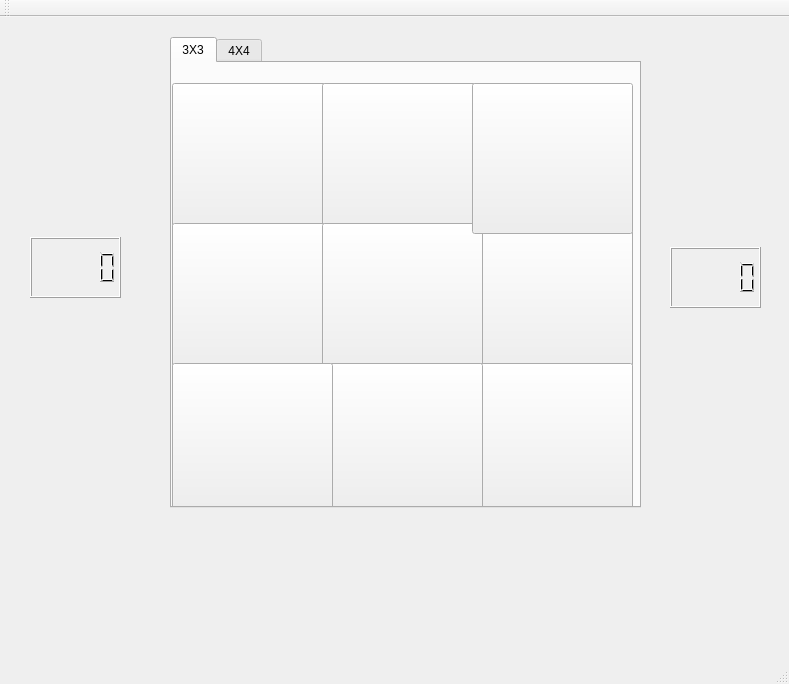
First picture: the form in TicTacToe/tictactoe.ui, repository ukmerry/PI0C-Final-Project, before the edit.
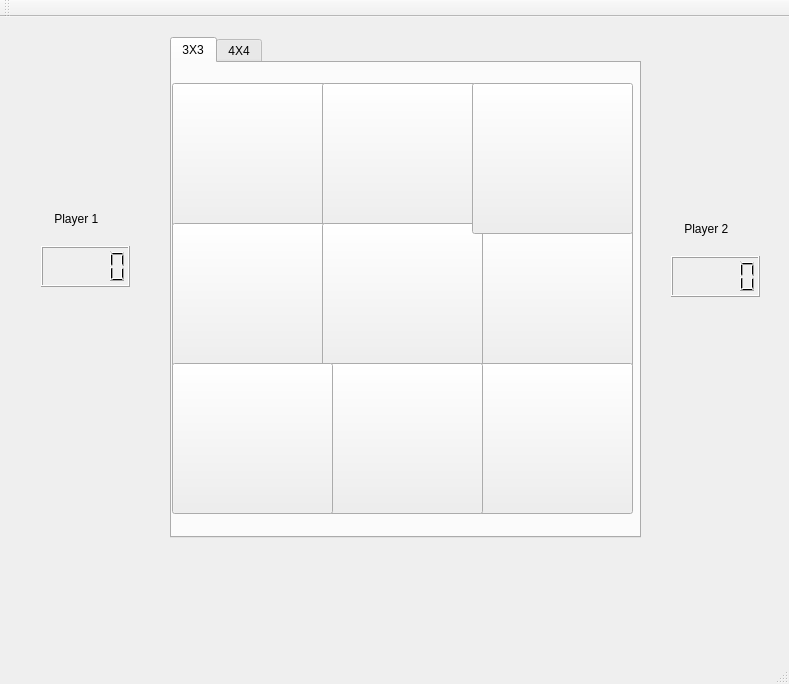
Second picture: the form after the edit.

```diff
--- a/TicTacToe/tictactoe.ui
+++ b/TicTacToe/tictactoe.ui
@@ -20,7 +20,7 @@
       <x>170</x>
       <y>20</y>
       <width>471</width>
-      <height>471</height>
+      <height>501</height>
      </rect>
     </property>
     <property name="currentIndex">
@@ -154,31 +154,11 @@
      </attribute>
     </widget>
    </widget>
-   <widget class="QLCDNumber" name="lcdNumber">
-    <property name="geometry">
-     <rect>
-      <x>30</x>
-      <y>220</y>
-      <width>91</width>
-      <height>61</height>
-     </rect>
-    </property>
-   </widget>
-   <widget class="QLCDNumber" name="lcdNumber_2">
-    <property name="geometry">
-     <rect>
-      <x>670</x>
-      <y>230</y>
-      <width>91</width>
-      <height>61</height>
-     </rect>
-    </property>
-   </widget>
    <widget class="QLabel" name="label">
     <property name="geometry">
      <rect>
       <x>260</x>
-      <y>510</y>
+      <y>540</y>
       <width>261</width>
       <height>71</height>
      </rect>
@@ -199,6 +179,50 @@
      <bool>false</bool>
     </property>
    </widget>
+   <widget class="QWidget" name="layoutWidget">
+    <property name="geometry">
+     <rect>
+      <x>660</x>
+      <y>180</y>
+      <width>111</width>
+      <height>111</height>
+     </rect>
+    </property>
+    <layout class="QVBoxLayout" name="verticalLayout_3">
+     <item>
+      <widget class="QLabel" name="label_3">
+       <property name="text">
+        <string>    Player 2</string>
+       </property>
+      </widget>
+     </item>
+     <item>
+      <widget class="QLCDNumber" name="lcdNumber_2"/>
+     </item>
+    </layout>
+   </widget>
+   <widget class="QWidget" name="">
+    <property name="geometry">
+     <rect>
+      <x>30</x>
+      <y>170</y>
+      <width>111</width>
+      <height>111</height>
+     </rect>
+    </property>
+    <layout class="QVBoxLayout" name="verticalLayout_2">
+     <item>
+      <widget class="QLabel" name="label_2">
+       <property name="text">
+        <string>    Player 1</string>
+       </property>
+      </widget>
+     </item>
+     <item>
+      <widget class="QLCDNumber" name="lcdNumber_1"/>
+     </item>
+    </layout>
+   </widget>
   </widget>
   <widget class="QMenuBar" name="menuBar">
    <property name="geometry">
```
